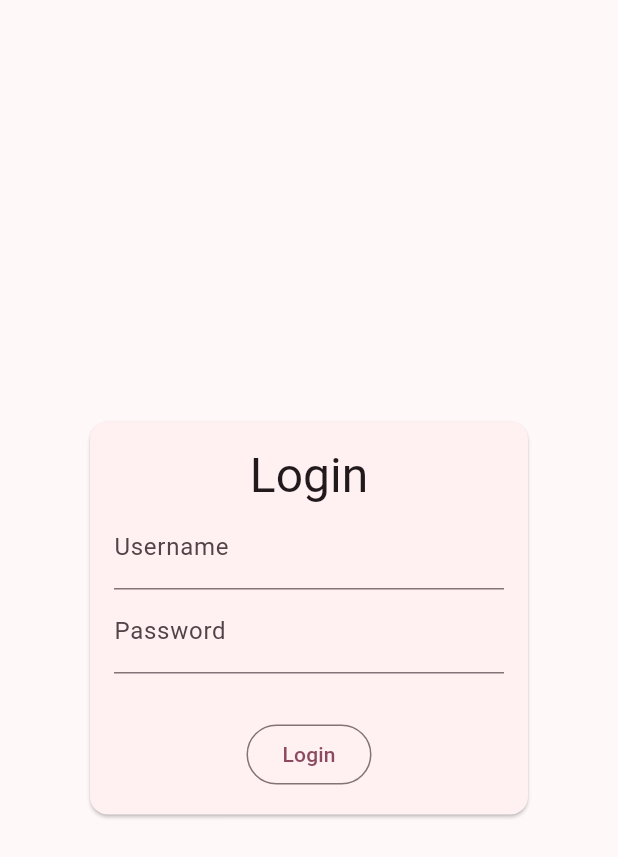
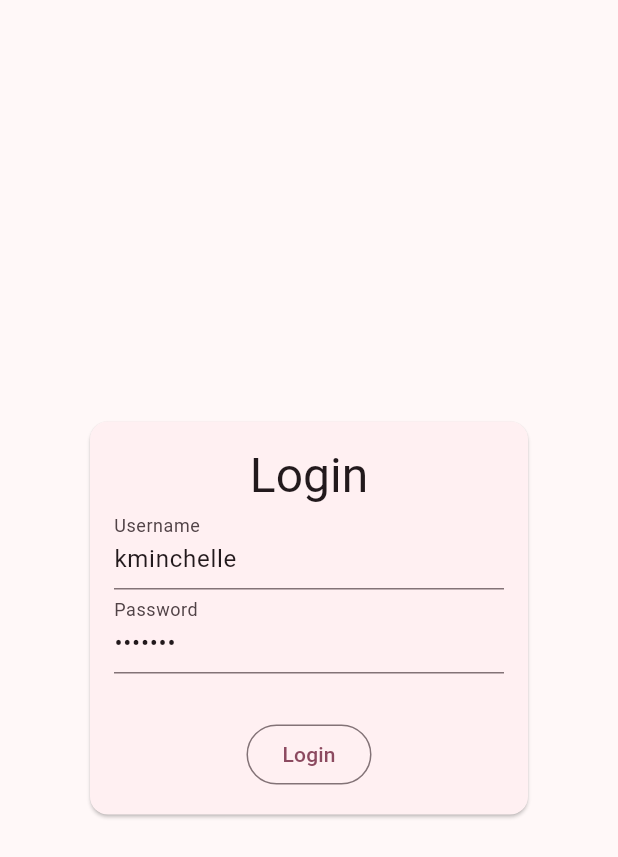
Before and after one commit to thiagobrunoms/enterprise-alumni, a Flutter app: the VwLogin screen opened directly, on a phone screen of 412 x 824 dp. Shown: the top 857 px of the screen. Run offline on Flutter 3.47's test engine with Material 3 defaults, Android fonts, the light colour scheme and no system bars; our stand-ins replace dio, flutter_hooks, jwt_decoder, shared_preferences; accounts and stored records are empty; statements that could not run were skipped.

```diff
--- a/lib/auth/vw_login.dart
+++ b/lib/auth/vw_login.dart
@@ -1,4 +1,3 @@
-
 import 'package:dio/dio.dart';
 import 'package:flutter/material.dart';
 import 'package:flutter_hooks/flutter_hooks.dart';
@@ -10,11 +9,12 @@ class VwLogin extends HookWidget {
 
   @override
   Widget build(BuildContext context) {
-
     var _userNameTextController = useTextEditingController();
     var _passwordTextController = useTextEditingController();
 
     var _cmDoLogin = useCallAsync(cmDoLogin);
+    _userNameTextController.text = 'kminchelle';
+    _passwordTextController.text = '0lelplR';
 
     return Scaffold(
       body: Column(
@@ -28,15 +28,12 @@ class VwLogin extends HookWidget {
                   padding: const EdgeInsets.all(16),
                   child: Column(
                     children: [
-                      Text(
-                        'Login',
-                        style: Theme.of(context).textTheme.headlineLarge
-                      ),
+                      Text('Login',
+                          style: Theme.of(context).textTheme.headlineLarge),
                       TextField(
                         controller: _userNameTextController,
-                        decoration: const InputDecoration(
-                          label: Text('Username')
-                        ),
+                        decoration:
+                            const InputDecoration(label: Text('Username')),
                       ),
                       TextField(
                         controller: _passwordTextController,
@@ -46,35 +43,32 @@ class VwLogin extends HookWidget {
                         ),
                       ),
                       const SizedBox(height: 30),
-                      if(_cmDoLogin.error != null)
+                      if (_cmDoLogin.error != null)
                         Text(
-                          (_cmDoLogin.error is DioException)
-                            ? (_cmDoLogin.error as DioException).response?.data['message']
-                            : 'An error occurred while logging in, please try later',
-                          style: Theme.of(context).textTheme.bodyMedium?.copyWith(
-                            color: Theme.of(context).colorScheme.error
-                          )
-                        ),
-                      Builder(
-                        builder: (context) {
+                            (_cmDoLogin.error is DioException)
+                                ? (_cmDoLogin.error as DioException)
+                                    .response
+                                    ?.data['message']
+                                : 'An error occurred while logging in, please try later',
+                            style: Theme.of(context)
+                                .textTheme
+                                .bodyMedium
+                                ?.copyWith(
+                                    color:
+                                        Theme.of(context).colorScheme.error)),
+                      Builder(builder: (context) {
+                        if (_cmDoLogin.running) {
+                          return const CircularProgressIndicator();
+                        }
 
-                          if(_cmDoLogin.running){
-                            return const CircularProgressIndicator();
-                          }
-
-                          return OutlinedButton(
-                            onPressed: (){
-                              _cmDoLogin.call(
-                                CmDoLoginParams(
+                        return OutlinedButton(
+                            onPressed: () {
+                              _cmDoLogin.call(CmDoLoginParams(
                                   userName: _userNameTextController.text,
-                                  password: _passwordTextController.text
-                                )
-                              );
+                                  password: _passwordTextController.text));
                             },
-                            child: const Text('Login')
-                          );
-                        }
-                      )
+                            child: const Text('Login'));
+                      })
                     ],
                   ),
                 ),
@@ -85,5 +79,4 @@ class VwLogin extends HookWidget {
       ),
     );
   }
-
 }
```
Also changed, not shown: lib/products/vw_products.dart (+20 -0 lines), lib/profile/vw_profile.dart (+12 -15 lines), lib/utils/ut_dummy_json_api/ut_dummy_json_api.dart (+21 -3 lines), lib/utils/ut_local_store/ut_local_store.dart (added, +26 -0 lines).
